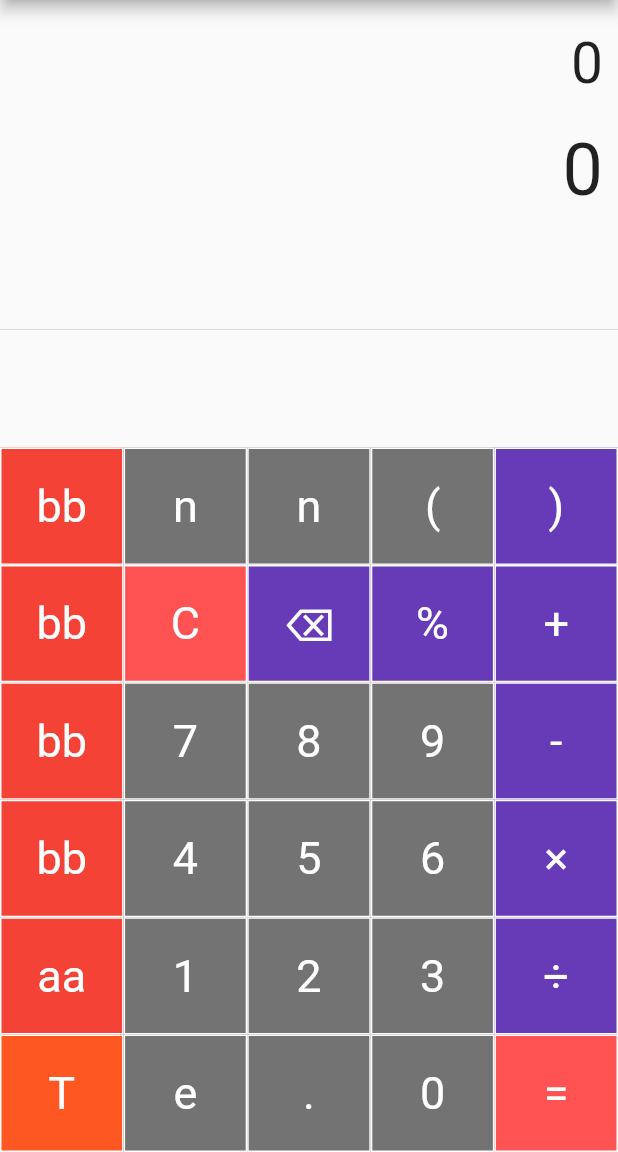
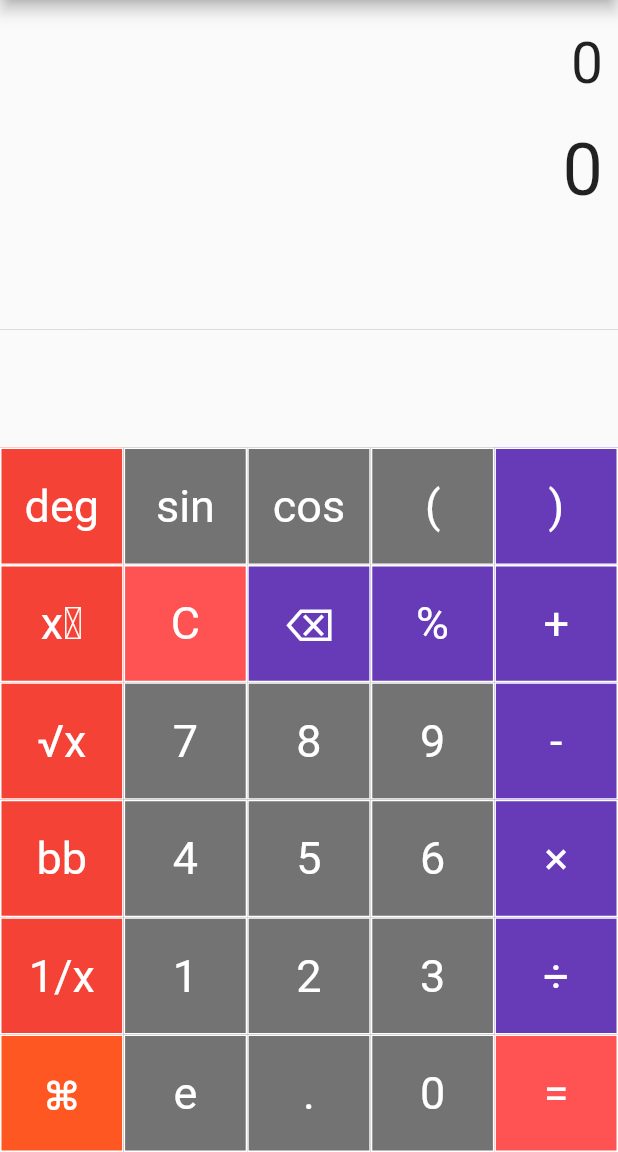
Before and after one commit to manishmeshram51/calculatorapp, a Flutter app: the screen it shows after launch, on a phone screen of 412 x 824 dp, the part 84-1236 px from its top. Run offline on Flutter 3.47's test engine with Material 2 defaults, Android fonts, the phone set to English and light mode, and no system bars; our stand-ins replace math_expressions.

Commit message:
added working logics of reciprocl,sin cos of rad and deg angle ,power and root

```diff
--- a/lib/main.dart
+++ b/lib/main.dart
@@ -35,6 +35,8 @@ class _SimpleCalculatorState extends State<SimpleCalculator> {
   double equationFontSize = 38.0;
   double resultFontSize = 48.0;
 
+  String angleUnit = "deg"; //can be rad or deg
+
   bool _test = true;
 
   buttonPressed(String buttonText) {
@@ -53,13 +55,22 @@ class _SimpleCalculatorState extends State<SimpleCalculator> {
           equation = "0";
         }
       } else if (buttonText == '%') {
-        if ((!equation.isEmpty || equation != "0")) {
-          result = (int.parse(equation) / 100).toString();
+        if ((equation.isNotEmpty || equation != "0")) {
+          result = (double.parse(equation) / 100).toString();
+
+          // ? testingr
+          equation = result;
         }
       }
       // ** transition button condition
-      else if (buttonText == "T") {
+      else if (buttonText == "⌘") {
         _test = !_test;
+      } else if (buttonText == "deg" || buttonText == "rad") {
+        if (angleUnit == "rad") {
+          angleUnit = "deg";
+        } else {
+          angleUnit = "rad";
+        }
       } else if (buttonText == "=") {
         equationFontSize = 38.0;
         resultFontSize = 48.0;
@@ -67,8 +78,7 @@ class _SimpleCalculatorState extends State<SimpleCalculator> {
         expression = equation;
         expression = expression.replaceAll('×', '*');
         expression = expression.replaceAll('÷', '/');
-        expression =
-            expression.replaceAll('e', '2.71828183 * 1'); // for  value of e
+        expression = expression.replaceAll('e', '2.71828183 * 1');
 
         // *  for expo
         // * expression = "0^0";
@@ -77,7 +87,10 @@ class _SimpleCalculatorState extends State<SimpleCalculator> {
 
         // cos 30 deg
         // expression = "cos(30 * 0.01745329251";
-
+        // expression = "Asin(0.5)";
+        if (angleUnit == "deg") {
+          expression = expression.replaceAll(')', ' * 0.01745329251 )');
+        }
         try {
           Parser p = new Parser();
           Expression exp = p.parse(expression);
@@ -85,7 +98,10 @@ class _SimpleCalculatorState extends State<SimpleCalculator> {
           ContextModel cm = ContextModel();
 
           result = '${exp.evaluate(EvaluationType.REAL, cm)}';
-          result = (double.parse(result)).toStringAsFixed(6);
+          result = (double.parse(result)).toStringAsFixed(4);
+
+          // ? testingr
+          equation = result;
         } catch (e) {
           result = "Error";
         }
@@ -94,10 +110,16 @@ class _SimpleCalculatorState extends State<SimpleCalculator> {
         resultFontSize = 38.0;
         if (equation == "0") {
           equation = buttonText;
-          // TODO some higher number exp when ui gets distorted.
-
         } else {
-          equation = equation + buttonText;
+          if (buttonText == "xʸ") {
+            equation = equation + buttonText.replaceAll("xʸ", "^");
+          } else if (buttonText == "√x") {
+            equation = equation + buttonText.replaceAll("√x", "^(1/2)");
+          } else if (buttonText == "1/x") {
+            equation = buttonText.replaceAll("1/x", "1/${equation}");
+          } else {
+            equation = equation + buttonText;
+          }
         }
       }
     });
@@ -167,7 +189,15 @@ class _SimpleCalculatorState extends State<SimpleCalculator> {
                     children: [
                       TableRow(children: [
                         // ! row
-                        buildButton("bb", 1 * 0.095, Colors.red),
+                        buildButton(angleUnit, 1 * 0.095, Colors.red),
+                      ]),
+                      TableRow(children: [
+                        // ! row
+                        buildButton("xʸ", 1 * 0.095, Colors.red),
+                      ]),
+                      TableRow(children: [
+                        // ! row
+                        buildButton("√x", 1 * 0.095, Colors.red),
                       ]),
                       TableRow(children: [
                         // ! row
@@ -175,19 +205,11 @@ class _SimpleCalculatorState extends State<SimpleCalculator> {
                       ]),
                       TableRow(children: [
                         // ! row
-                        buildButton("bb", 1 * 0.095, Colors.red),
-                      ]),
-                      TableRow(children: [
-                        // ! row
-                        buildButton("bb", 1 * 0.095, Colors.red),
-                      ]),
-                      TableRow(children: [
-                        // ! row
-                        buildButton("aa", 1 * 0.095, Colors.red),
+                        buildButton("1/x", 1 * 0.095, Colors.red),
                       ]),
                       TableRow(children: [
                         // * transition button
-                        buildButton("T", 1 * 0.095, Colors.deepOrange),
+                        buildButton("⌘", 1 * 0.095, Colors.deepOrange),
                       ]),
                     ],
                   ),
@@ -198,8 +220,8 @@ class _SimpleCalculatorState extends State<SimpleCalculator> {
                     children: [
                       TableRow(children: [
                         // ! row
-                        buildButton("n", 1 * 0.095, Colors.black54),
-                        buildButton("n", 1 * 0.095, Colors.black54),
+                        buildButton("sin", 1 * 0.095, Colors.black54),
+                        buildButton("cos", 1 * 0.095, Colors.black54),
                         buildButton("(", 1 * 0.095, Colors.black54),
                       ]),
                       TableRow(children: [
@@ -326,7 +348,7 @@ class _SimpleCalculatorState extends State<SimpleCalculator> {
                       ]),
                       TableRow(children: [
                         // ! row
-                        buildButton("T", 0.1, Colors.deepOrange),
+                        buildButton("⌘", 0.1, Colors.deepOrange),
                         buildButton(".", 0.1, Colors.black54),
                         buildButton("0", 0.1, Colors.black54),
                       ]),
@@ -363,3 +385,5 @@ class _SimpleCalculatorState extends State<SimpleCalculator> {
     }
   }
 }
+
+// ⁰ ¹ ² ³ ⁴ ⁵ ⁶ ⁷ ⁸ ⁹ ⁺ ⁻ ⁼ 	√
```
Also changed, not shown: 1 other file.
